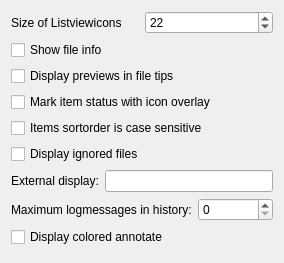
Above: src/settings/display_settings.ui from KDE/kdesvn before the change. Below: the same form after it.
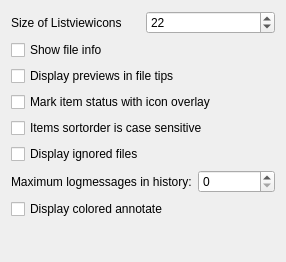
That is the form after the change. Custom widgets are drawn as their Qt base class.

Patch:
```diff
--- a/src/settings/display_settings.ui
+++ b/src/settings/display_settings.ui
@@ -5,8 +5,8 @@
    <rect>
     <x>0</x>
     <y>0</y>
-    <width>284</width>
-    <height>263</height>
+    <width>286</width>
+    <height>262</height>
    </rect>
   </property>
   <property name="windowTitle" >
@@ -93,34 +93,6 @@
      </property>
     </widget>
    </item>
-   <item>
-    <layout class="QGridLayout" >
-     <item row="0" column="0" >
-      <widget class="QLabel" name="m_display_label" >
-       <property name="text" >
-        <string>External display:</string>
-       </property>
-       <property name="wordWrap" >
-        <bool>false</bool>
-       </property>
-      </widget>
-     </item>
-     <item row="0" column="1" >
-      <widget class="KLineEdit" name="kcfg_external_display" >
-       <property name="whatsThis" >
-        <string>&lt;p align="left">
-Enter an external program for opening file on doubleclick in form
-&lt;br>
-&lt;tt>&amp;lt;program&amp;gt;&lt;/tt>
-&lt;/p>
-&lt;p>
-When kde-default is wanted for opening on double click, enter &amp;quot;default&amp;quot; and kde selects action.
-&lt;/p></string>
-       </property>
-      </widget>
-     </item>
-    </layout>
-   </item>
    <item>
     <layout class="QGridLayout" >
      <item row="0" column="0" >
@@ -177,11 +149,6 @@
    <extends>QSpinBox</extends>
    <header>knuminput.h</header>
   </customwidget>
-  <customwidget>
-   <class>KLineEdit</class>
-   <extends>QLineEdit</extends>
-   <header>klineedit.h</header>
-  </customwidget>
  </customwidgets>
  <includes>
   <include location="local" >knuminput.h</include>
```
Left out of the diff: 16 changed lines with no effect on the pictures.
